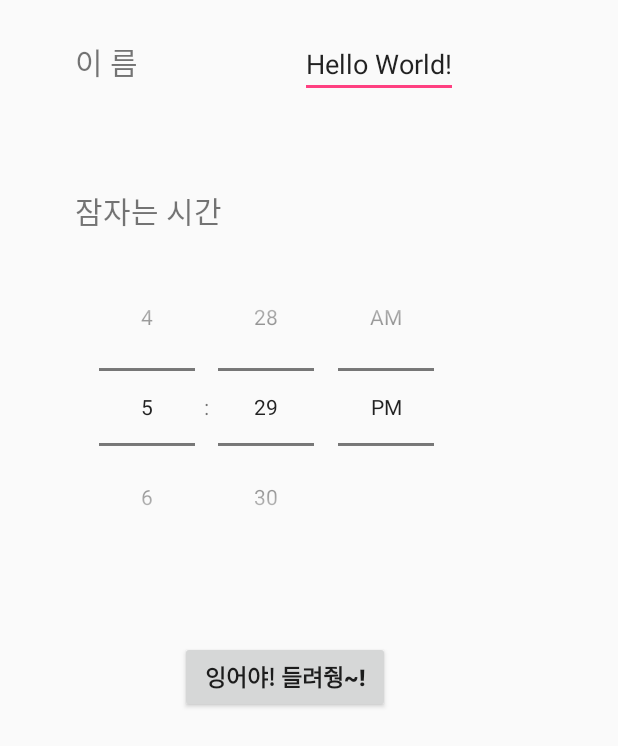
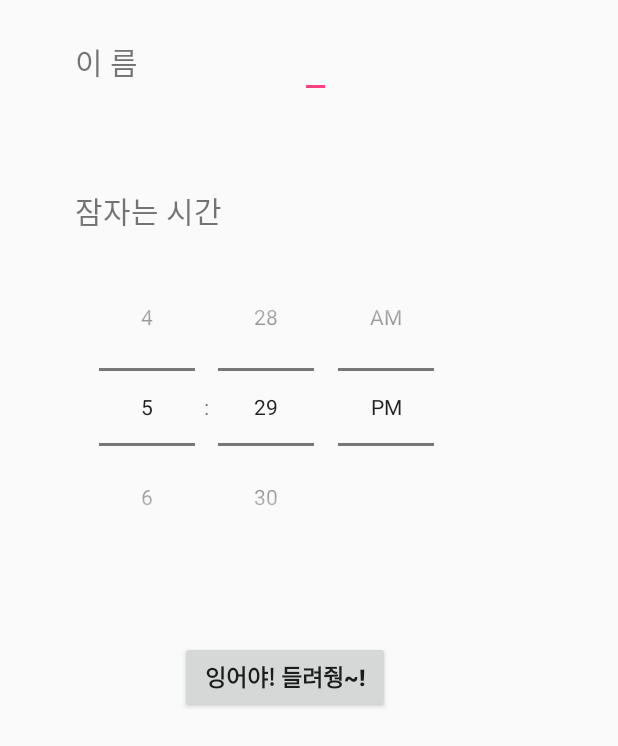
Before and after one commit to seonggyeongkim/Carp-in-a-dream, an Android app: the layout activity_second.xml on its own in the app's theme, with its tools: preview values and no code run, on a phone screen of 412 x 824 dp. Shown: the top 746 px of the screen. Run offline under Robolectric (Android 15) with nearby library versions, the phone set to English and light mode, and no system bars.

Commit message:
#5 Last Modified

```diff
--- a/app/src/main/java/kr/hs/emirim/duckbill0316/carpinadream/ThirdActivity.java
+++ b/app/src/main/java/kr/hs/emirim/duckbill0316/carpinadream/ThirdActivity.java
@@ -106,7 +106,7 @@ public class ThirdActivity extends ActionBarActivity{
         Log.d(TAG,"인텐트값 읽기 <name> : "+name);
 
 
-        mResult.setText(name + "님, 안녕하세요!"+"\n"+"오늘 밤, "+t_h+"시 "+t_m+"분에 "+"잉어가 들려주는 이야기 입니다."); //출력
+        mResult.setText(name + "님, 안녕하세요!"+"\n"+"오늘 밤, "+t_h+"시 "+t_m+"분에 "+"'잉어가 들려주는 이야기' 입니다!"); //출력
 
     }
     }
--- a/app/src/main/res/layout/activity_second.xml
+++ b/app/src/main/res/layout/activity_second.xml
@@ -24,8 +24,7 @@
     <EditText
         android:id="@+id/name"
         android:layout_width="wrap_content"
-        android:layout_height="wrap_content"
-        android:text="Hello World!" />
+        android:layout_height="wrap_content" />
 </LinearLayout>
 
     <LinearLayout
```
Also changed, not shown: app/src/main/java/kr/hs/emirim/duckbill0316/carpinadream/MainActivity.java (+9 -7 lines).
